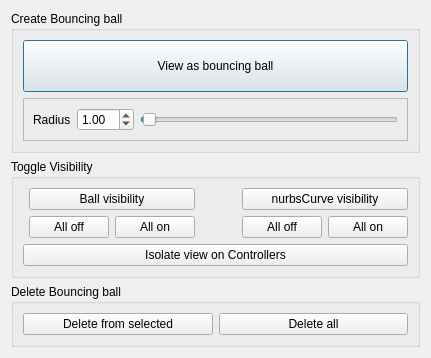
This is bouncingBallVisualizer/ui/main.ui in JaimeFlorian27/bouncingBallVisualizer as Qt 5 draws it before an edit. The edited form follows.
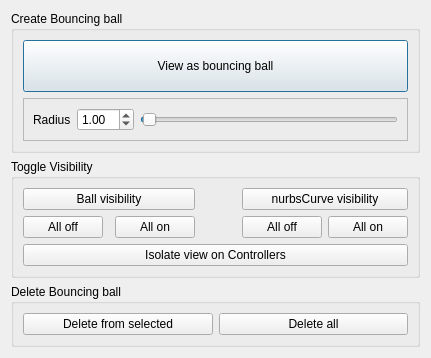
This is the edited form.

What changed in the file:
```diff
--- a/bouncingBallVisualizer/ui/main.ui
+++ b/bouncingBallVisualizer/ui/main.ui
@@ -157,13 +157,6 @@
         </property>
        </widget>
       </item>
-      <item row="2" column="1">
-       <widget class="QPushButton" name="ballAllOffButton">
-        <property name="text">
-         <string>All off</string>
-        </property>
-       </widget>
-      </item>
       <item row="3" column="0" colspan="6">
        <widget class="QPushButton" name="isolateViewButton">
         <property name="sizePolicy">
@@ -200,7 +193,14 @@
         </property>
        </spacer>
       </item>
-      <item row="0" column="1" colspan="2">
+      <item row="2" column="0">
+       <widget class="QPushButton" name="ballAllOffButton">
+        <property name="text">
+         <string>All off</string>
+        </property>
+       </widget>
+      </item>
+      <item row="0" column="0" colspan="3">
        <widget class="QPushButton" name="ballVisibilityButton">
         <property name="text">
          <string>Ball visibility</string>
```
Left out of the diff: 1 changed line with no effect on the pictures.
